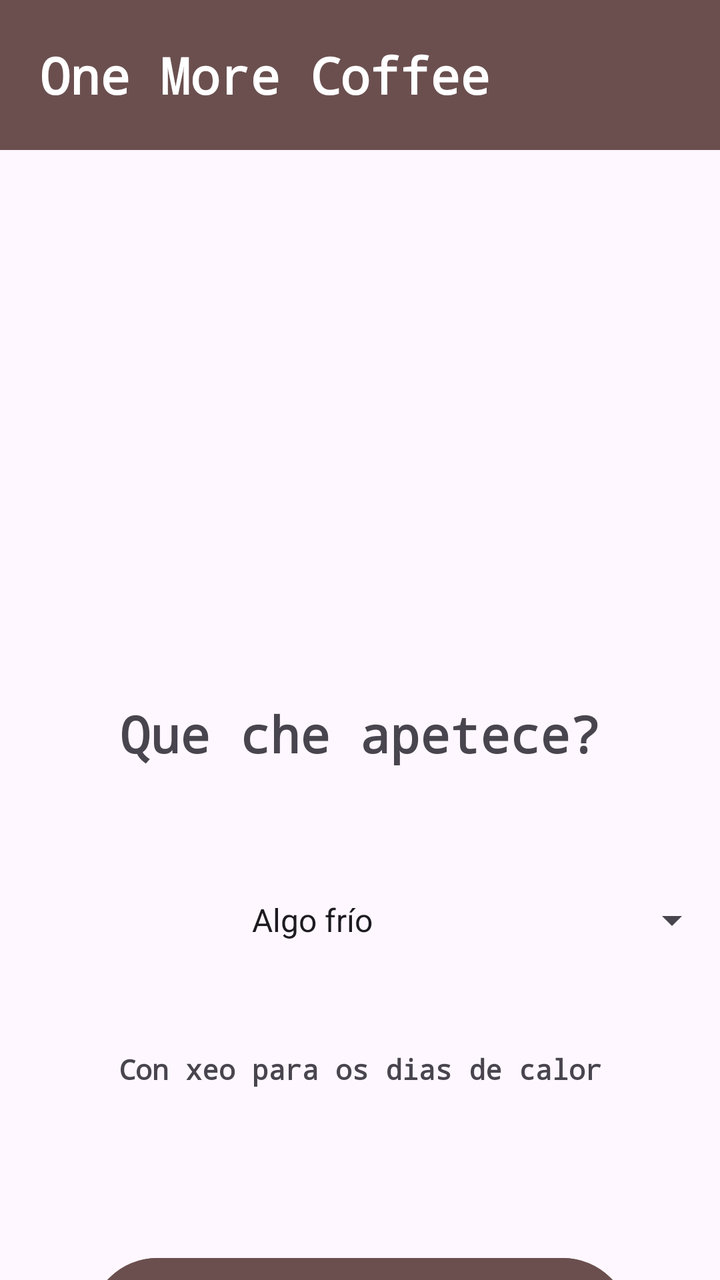
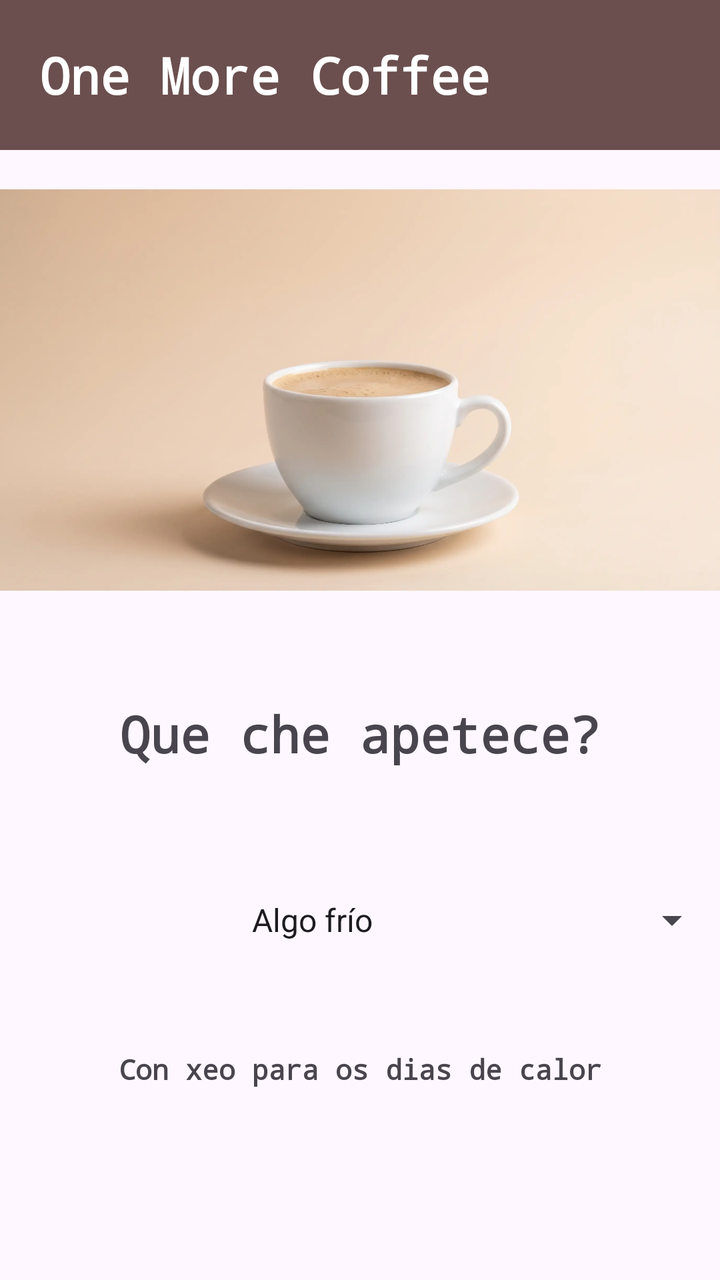

An Android layout rendered at two revisions. The XML below is the earlier revision; the diff shows what the commit changed to produce the second picture.
<!-- AndroidManifest.xml: application theme Theme.OneMoreCoffeCompleto -->
<!-- res/layout/fragment_seleccion.xml -->
<?xml version="1.0" encoding="utf-8"?>
<androidx.constraintlayout.widget.ConstraintLayout xmlns:android="http://schemas.android.com/apk/res/android"
    android:layout_width="match_parent"
    android:layout_height="match_parent"
    xmlns:app="http://schemas.android.com/apk/res-auto"
    xmlns:tool="http://schemas.android.com/tools">

    <LinearLayout
        android:layout_width="match_parent"
        android:layout_height="match_parent"
        android:orientation="vertical"
        >

        <TextView
            android:id="@+id/tvCabeceira"
            android:layout_width="match_parent"
            android:layout_height="75dp"
            android:paddingStart="20dp"
            android:paddingEnd="0dp"

            app:layout_constraintStart_toStartOf="parent"
            app:layout_constraintTop_toTopOf="parent"

            android:text="@string/strCabeceira"
            android:textStyle="bold"
            android:textColor="@color/white"
            android:gravity="center_vertical"
            android:textSize="25sp"
            android:fontFamily="monospace"

            android:background="#6B4F4F"
            />

        <ImageView
            android:id="@+id/ivCabeceira"
            android:layout_width="match_parent"
            android:layout_height="240dp"
            />

        <TextView
            android:id="@+id/tvPregunta"
            android:layout_width="match_parent"
            android:layout_height="110dp"
            android:paddingVertical="35dp"
            android:text="@string/strPregunta"

            android:textSize="25sp"
            style="@style/myStyle"

            />
        <Spinner
            android:id="@+id/spTipoCafe"
            android:layout_width="match_parent"
            android:layout_height="70dp"
            style="@style/myStyle"

            android:entries="@array/entriesSpTipoCafe"

            />
        <TextView
            android:id="@+id/tvDescricionTipo"
            android:layout_width="match_parent"
            android:layout_height="85dp"
            android:text="@string/strDescricion"
            style="@style/myStyle"
            android:paddingVertical="30dp"
            />

        <Button
            android:layout_margin="45dp"
            android:layout_width="match_parent"
            android:layout_height="75dp"
            style="@style/myStyle"
            android:textColor="@color/white"
            android:text="@string/btnRecomendar"
            android:textSize="20sp"
            android:backgroundTint="#6B4F4F"
            />


    </LinearLayout>

</androidx.constraintlayout.widget.ConstraintLayout>
<!-- resources referenced by this layout -->
<resources>
  <string-array name="entriesSpTipoCafe">
          <item>Algo frío</item>
          <item>Descafeinado</item>
          <item>Algo intenso</item>
          <item>Algo exótico</item>
      </string-array>
  <color name="white">#FFFFFFFF</color>
  <string name="btnRecomendar">Recomiendame!</string>
  <string name="strCabeceira">One More Coffee</string>
  <string name="strDescricion">Con xeo para os dias de calor</string>
  <string name="strPregunta">Que che apetece?</string>
  <style name="myStyle">
          <item name="fontFamily">monospace</item>
          <item name="android:textStyle">bold</item>
          <item name="android:textAlignment">center</item>
      </style>
  <style name="Theme.OneMoreCoffeCompleto" parent="Base.Theme.OneMoreCoffeCompleto" />
  <style name="Base.Theme.OneMoreCoffeCompleto" parent="Theme.Material3.DayNight.NoActionBar">
  
      </style>
</resources>

<!-- the commit's change to res/layout/fragment_seleccion.xml (unified diff, before → after) -->
@@ -1,5 +1,6 @@
 <?xml version="1.0" encoding="utf-8"?>
 <androidx.constraintlayout.widget.ConstraintLayout xmlns:android="http://schemas.android.com/apk/res/android"
+    android:id="@+id/fragment_seleccion"
     android:layout_width="match_parent"
     android:layout_height="match_parent"
     xmlns:app="http://schemas.android.com/apk/res-auto"
@@ -35,6 +36,7 @@
             android:id="@+id/ivCabeceira"
             android:layout_width="match_parent"
             android:layout_height="240dp"
+            android:src="@drawable/cafe_leite"
             />
 
         <TextView
@@ -66,16 +68,37 @@
             android:paddingVertical="30dp"
             />
 
-        <Button
-            android:layout_margin="45dp"
+        <LinearLayout
             android:layout_width="match_parent"
-            android:layout_height="75dp"
-            style="@style/myStyle"
-            android:textColor="@color/white"
-            android:text="@string/btnRecomendar"
-            android:textSize="20sp"
-            android:backgroundTint="#6B4F4F"
-            />
+            android:layout_height="match_parent"
+            android:orientation="horizontal"
+            android:paddingVertical="30dp"
+            >
+            <Button
+                android:id="@+id/btnSorprendeme"
+                android:layout_margin="15dp"
+                android:layout_width="90dp"
+                android:layout_height="75dp"
+                style="@style/myStyle"
+                android:textColor="@color/white"
+                android:text="@string/strBtnSorprendeme"
+                android:textSize="15sp"
+                android:backgroundTint="#6B4F4F"
+                android:layout_weight="1"
+                />
+            <Button
+                android:id="@+id/btnRecomiendame"
+                android:layout_margin="15dp"
+                android:layout_width="90dp"
+                android:layout_height="75dp"
+                style="@style/myStyle"
+                android:textColor="@color/white"
+                android:text="@string/strBtnRecomendar"
+                android:textSize="15sp"
+                android:backgroundTint="#6B4F4F"
+                android:layout_weight="1"
+                />
+        </LinearLayout>
 
 
     </LinearLayout>
<!-- resource entries referenced after the edit -->
@@ -2,12 +2,14 @@
 <resources>
   <string-array name="entriesSpTipoCafe">
           <item>Algo frío</item>
-          <item>Descafeinado</item>
           <item>Algo intenso</item>
+          <item>Algo brasileño</item>
           <item>Algo exótico</item>
       </string-array>
   <color name="white">#FFFFFFFF</color>
-  <string name="btnRecomendar">Recomiendame!</string>
+  <!-- drawable cafe_leite: webp bitmap (drawable, 24684 bytes) -->
+  <string name="strBtnRecomendar">Recomiendame!</string>
+  <string name="strBtnSorprendeme">Sorprendeme!</string>
   <string name="strCabeceira">One More Coffee</string>
   <string name="strDescricion">Con xeo para os dias de calor</string>
   <string name="strPregunta">Que che apetece?</string>
